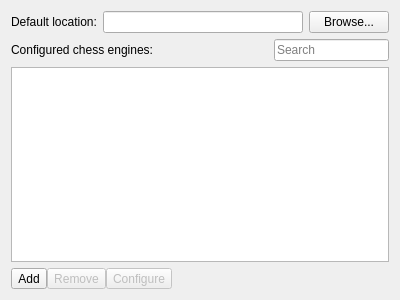
First picture: the form in projects/gui/ui/enginemanagementwidget.ui, repository leedavid/QTggchess, before the edit.
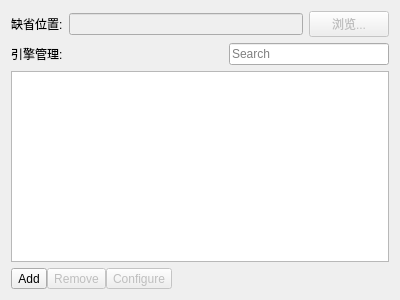
Second picture: the form after the edit. Icons and pictures are not drawn.

Patch:
```diff
--- a/projects/gui/ui/enginemanagementwidget.ui
+++ b/projects/gui/ui/enginemanagementwidget.ui
@@ -19,17 +19,24 @@
      <item>
       <widget class="QLabel" name="label_2">
        <property name="text">
-        <string>Default location:</string>
+        <string>缺省位置:</string>
        </property>
       </widget>
      </item>
      <item>
-      <widget class="QLineEdit" name="m_defaultLocationEdit"/>
+      <widget class="QLineEdit" name="m_defaultLocationEdit">
+       <property name="enabled">
+        <bool>false</bool>
+       </property>
+      </widget>
      </item>
      <item>
       <widget class="QPushButton" name="m_browseDefaultLocationBtn">
+       <property name="enabled">
+        <bool>false</bool>
+       </property>
        <property name="text">
-        <string>Browse...</string>
+        <string>浏览...</string>
        </property>
       </widget>
      </item>
@@ -40,7 +47,7 @@
      <item>
       <widget class="QLabel" name="label">
        <property name="text">
-        <string>Configured chess engines:</string>
+        <string>引擎管理:</string>
        </property>
       </widget>
      </item>
```
Left out of the diff: 6 changed lines with no effect on the pictures.
